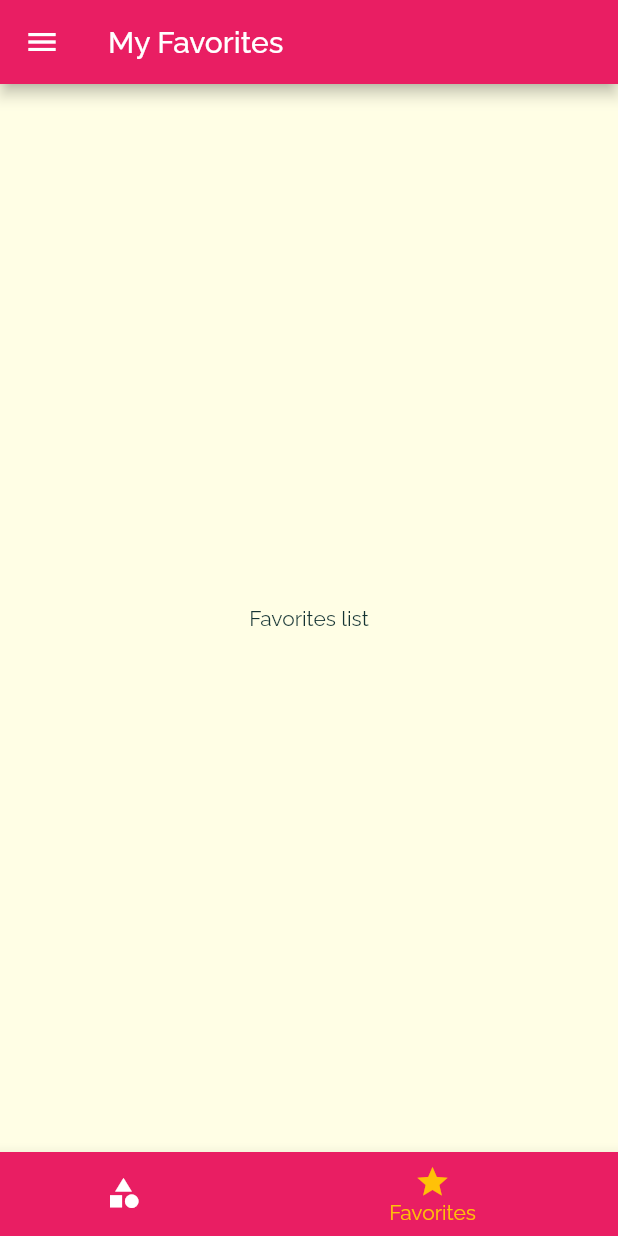
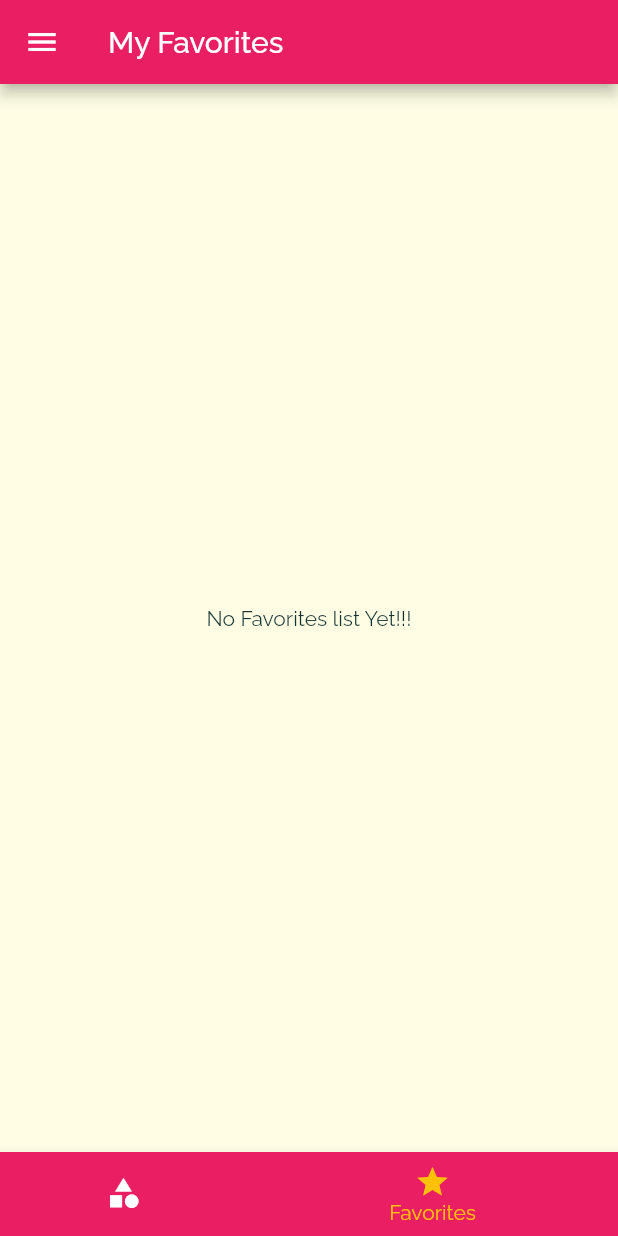
Before and after one commit to ashrafsalem/AlAkl, a Flutter app: the screen it shows after launch, item 2 of the bottom bar chosen, on a phone screen of 412 x 824 dp. Run offline on Flutter 3.47's test engine with Material 2 defaults, Android fonts, the phone set to English and light mode, and no system bars.

Commit message:
finish up with some issue will be solve in next section

```diff
--- a/lib/main.dart
+++ b/lib/main.dart
@@ -18,7 +18,6 @@ class MyApp extends StatefulWidget {
 }
 
 class _MyAppState extends State<MyApp> {
-
   Map<String, bool> _filters = {
     'gluten': false,
     'lactose': false,
@@ -27,28 +26,47 @@ class _MyAppState extends State<MyApp> {
   };
 
   List<Meal> _availableMeals = DUMMY_MEALS;
+  List<Meal> _favoriteMeals = [];
 
-  void _setFilters(Map<String, bool> filterData){
+  void _setFilters(Map<String, bool> filterData) {
     setState(() {
       _filters = filterData;
 
       _availableMeals = DUMMY_MEALS.where((meal) {
-        if(_filters['gluten'] && !meal.isGlutenFree){
+        if (_filters['gluten'] && !meal.isGlutenFree) {
           return false;
         }
-        if(_filters['lactose'] && !meal.isLactoseFree){
+        if (_filters['lactose'] && !meal.isLactoseFree) {
           return false;
         }
-        if(_filters['vegan'] && !meal.isVegan){
+        if (_filters['vegan'] && !meal.isVegan) {
           return false;
         }
-        if(_filters['vegetarian'] && !meal.isVegetarian){
+        if (_filters['vegetarian'] && !meal.isVegetarian) {
           return false;
         }
 
         return true;
       }).toList();
     });
+  }
+
+  void _toggleFavorite(String mealId) {
+    final existingIndex =
+        _favoriteMeals.indexWhere((meal) => meal.id == mealId);
+    if (existingIndex >= 0) {
+      setState(() {
+        _favoriteMeals.removeAt(existingIndex);
+      });
+    } else {
+      setState(() {
+        _favoriteMeals.add(DUMMY_MEALS.firstWhere((meal) => meal.id == mealId));
+      });
+    }
+  }
+
+  bool _isFavoriteMeal(String id) {
+    return _favoriteMeals.any((meal) => meal.id == id);
   }
 
   @override
@@ -79,16 +97,20 @@ class _MyAppState extends State<MyApp> {
       // home: CategoryScreen(),
       initialRoute: '/',
       routes: {
-        '/': (ctx) => TabsScreen(),
-        CategoryMealScreen.routeName: (ctx) => CategoryMealScreen(_availableMeals),
-        MealDetailScreen.routeName: (ctx) => MealDetailScreen(),
+        '/': (ctx) => TabsScreen(_favoriteMeals),
+        CategoryMealScreen.routeName: (ctx) =>
+            CategoryMealScreen(_availableMeals),
+        MealDetailScreen.routeName: (ctx) =>
+            MealDetailScreen(_toggleFavorite, _isFavoriteMeal),
         FiltersScreen.routeName: (ctx) => FiltersScreen(_filters, _setFilters),
       },
       onGenerateRoute: (settings) {
-        return MaterialPageRoute(builder: (ctx) => CategoryMealScreen(_availableMeals));
+        return MaterialPageRoute(
+            builder: (ctx) => CategoryMealScreen(_availableMeals));
       },
       onUnknownRoute: (settings) {
-        return MaterialPageRoute(builder: (ctx) => CategoryMealScreen(_availableMeals));
+        return MaterialPageRoute(
+            builder: (ctx) => CategoryMealScreen(_availableMeals));
       },
     );
   }
--- a/lib/screens/favorites_screen.dart
+++ b/lib/screens/favorites_screen.dart
@@ -1,8 +1,30 @@
 import 'package:flutter/material.dart';
+import '../widgets/meal_item.dart';
+import '../models/meal.dart';
 
 class FavoritesScreen extends StatelessWidget {
+  List<Meal> favoriteMeals;
+  FavoritesScreen(this.favoriteMeals);
   @override
   Widget build(BuildContext context) {
-    return Center( child: Text('Favorites list'),);
+    if (favoriteMeals.isEmpty) {
+      return Center(
+        child: Text('No Favorites list Yet!!!'),
+      );
+    } else {
+      return ListView.builder(
+        itemBuilder: (ctx, index) {
+          return MealItem(
+            id: favoriteMeals[index].id,
+            title: favoriteMeals[index].title,
+            imageUrl: favoriteMeals[index].imageUrl,
+            duration: favoriteMeals[index].duration,
+            complexity: favoriteMeals[index].complexity,
+            affordability: favoriteMeals[index].affordability,
+          );
+        },
+        itemCount: favoriteMeals.length,
+      );
+    }
   }
 }
--- a/lib/screens/tab_screen.dart
+++ b/lib/screens/tab_screen.dart
@@ -2,26 +2,37 @@ import './category_screen.dart';
 import './favorites_screen.dart';
 import '../widgets/main_drawer.dart';
 import 'package:flutter/material.dart';
+import '../models/meal.dart';
 
 class TabsScreen extends StatefulWidget {
+  List<Meal> favoriteMeals;
+
+  TabsScreen(this.favoriteMeals);
+
   @override
   _TabsScreenState createState() => _TabsScreenState();
 }
 
 class _TabsScreenState extends State<TabsScreen>
     with SingleTickerProviderStateMixin {
-  final List<Map<String, Object>> _pages = [
+  List<Map<String, Object>> _pages;
+
+  int _selectedPageIndex = 0;
+
+  @override
+  initState() {
+    _pages = [
       {
         'page': CategoryScreen(),
         'title': 'Categories',
       },
       {
-      'page': FavoritesScreen(),
+        'page': FavoritesScreen(this.widget.favoriteMeals),
         'title': 'My Favorites',
       },
     ];
-
-  int _selectedPageIndex = 0;
+    super.initState();
+  }
 
   void _selectPage(int index) {
     setState(() {
```
Also changed, not shown: lib/screens/category_meal_screen.dart (+6 -12 lines), lib/screens/meal_detail_screen.dart (+25 -22 lines), lib/widgets/meal_item.dart (+48 -31 lines). Lines whose indentation alone changed are shown as unchanged.
